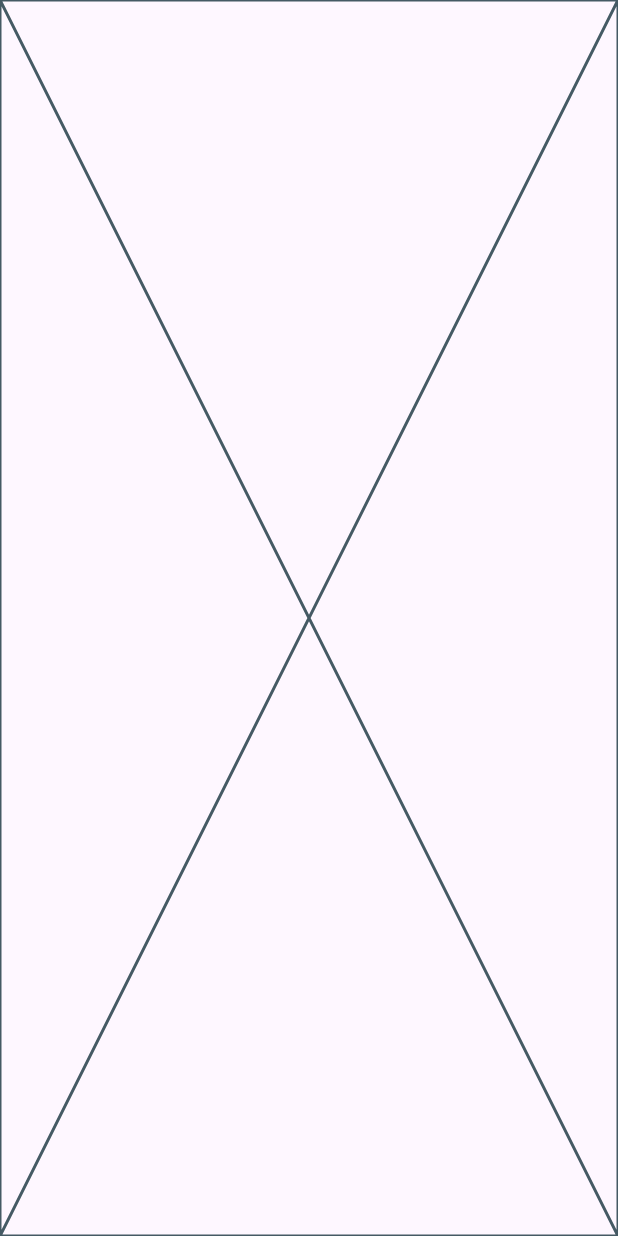
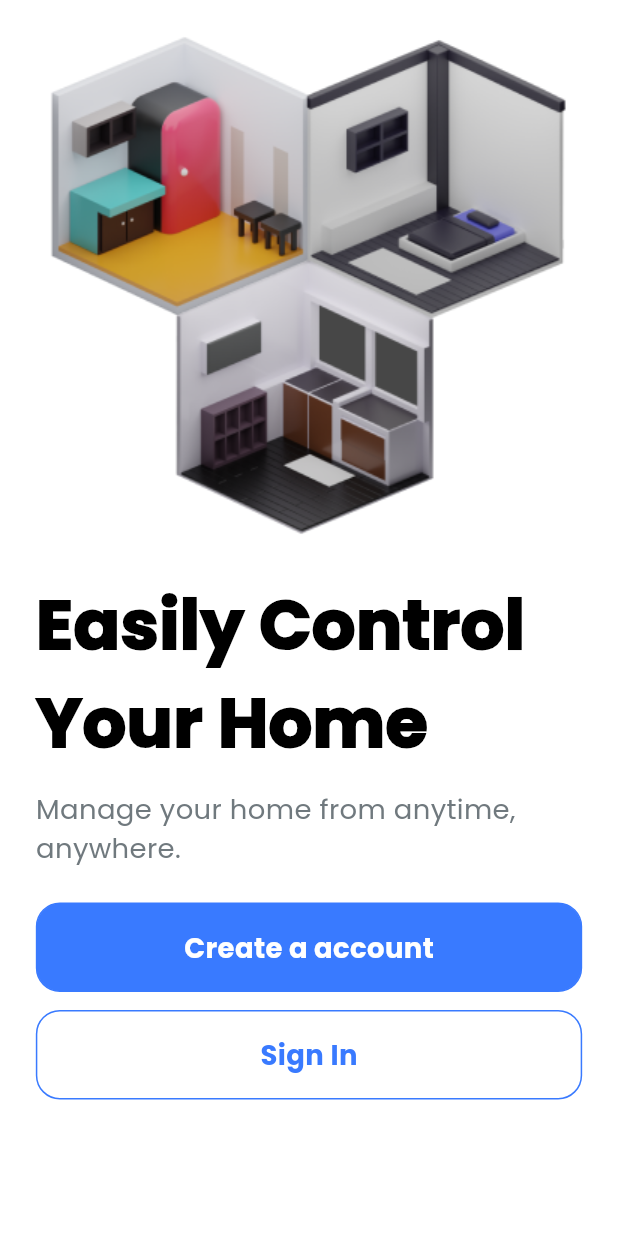
Before and after one commit to graduationproject273/graduatinproject, a Flutter app: the AuthButtonsView screen opened directly, on a phone screen of 412 x 824 dp. Run offline on Flutter 3.47's test engine with Material 3 defaults, Android fonts, the phone set to English and light mode, and no system bars; our stand-ins replace device_preview, dots_indicator, flutter_screenutil.

Commit message:
add authbuttons page

```diff
--- a/lib/constants/images.dart
+++ b/lib/constants/images.dart
@@ -2,15 +2,19 @@
 class Assets {
   Assets._();
 
+  /// Assets for imagesAuthbuttonsimage
+  /// assets/images/authbuttonsimage.png
+  static const String imagesAuthbuttonsimage = "assets/images/authbuttonsimage.png";
+
   /// Assets for imagesOnboardingimagefirst
   /// assets/images/onboardingimagefirst.jpg
-  static const String imagesOnboardingimagefirst = "assets/images/onboardingimagethird.jpg";
+  static const String imagesOnboardingimagefirst = "assets/images/onboardingimagefirst.jpg";
 
   /// Assets for imagesOnboardingimagesecond
   /// assets/images/onboardingimagesecond.jpg
-  static const String imagesOnboardingimagesecond = "assets/images/onboardingimagefirst.jpg";
+  static const String imagesOnboardingimagesecond = "assets/images/onboardingimagesecond.jpg";
 
   /// Assets for imagesOnboardingimagethird
   /// assets/images/onboardingimagethird.jpg
-  static const String imagesOnboardingimagethird = "assets/images/onboardingimagesecond.jpg";
+  static const String imagesOnboardingimagethird = "assets/images/onboardingimagethird.jpg";
 }
--- a/lib/core/routeing/app_routing.dart
+++ b/lib/core/routeing/app_routing.dart
@@ -10,6 +10,7 @@ import 'package:gradution/featrues/cart/presentation/views/cart_view.dart';
 import 'package:gradution/featrues/categories/presentation/views/categories_view.dart';
 import 'package:gradution/featrues/checkout/presentation/views/checkout_view.dart';
 import 'package:gradution/featrues/home/presentation/views/home_view.dart';
+import 'package:gradution/featrues/onbording/presentation/views/auth_buttons_view.dart';
 import 'package:gradution/featrues/onbording/presentation/views/onboarding_view.dart';
 import 'package:gradution/featrues/order-success/presentation/views/order_success_view.dart';
 import 'package:gradution/featrues/products/presentation/view/product_details_view.dart';
@@ -84,6 +85,10 @@ class AppRouting {
         return MaterialPageRoute(
           builder: (_) => const AdditionlNotesView(),
         );
+        case Routes.authbuttonsview:
+        return MaterialPageRoute(
+          builder: (_) => const AuthButtonsView(),
+        );
       default:
     }
     return null;
--- a/lib/core/routeing/routes.dart
+++ b/lib/core/routeing/routes.dart
@@ -15,4 +15,5 @@ class Routes {
   static const String refall = '/refall';
   static const String adminDashboard = '/adminDashboard';
   static const String additionlNotes = '/additionlNotes';
+  static const String authbuttonsview = '/authbuttonsview';
 }
--- a/lib/core/styles/colors.dart
+++ b/lib/core/styles/colors.dart
@@ -2,3 +2,4 @@ import 'package:flutter/material.dart';
 
 const maincolor = Color(0xFF397AFF);
 const textcolorinonboarding= Color(0xffFEFEFE);
+const textcolorinauthpagebuttons= Color(0xff70797E);
--- a/lib/core/styles/textstyles.dart
+++ b/lib/core/styles/textstyles.dart
@@ -14,4 +14,15 @@ class Textstyles {
     fontSize: 14. sp,
     color: textcolorinonboarding
   );
+
+  static final text3Inonboarding = TextStyle(
+    fontSize: 40. sp,
+    fontWeight: FontWeight.w900,
+    color: Color(0xff000000)
+  );
+
+  static final text4Inonboarding = TextStyle(
+    fontSize: 16. sp,
+    color: textcolorinauthpagebuttons
+  );
 }
--- /dev/null
+++ b/lib/core/widgets/custom_button.dart
@@ -0,0 +1,38 @@
+import 'package:flutter/material.dart';
+import 'package:flutter_screenutil/flutter_screenutil.dart';
+import 'package:gradution/core/styles/colors.dart';
+
+class CustomButton extends StatelessWidget {
+  final String text;
+  final Color? bordercolor;
+  final Color? textcolor;
+  final Color? buttonbodycolor;
+  final void Function()? onTap;
+  const CustomButton({super.key, required this.text, this.onTap, this.bordercolor, this.textcolor, this.buttonbodycolor,});
+
+  @override
+  Widget build(BuildContext context) {
+    return GestureDetector(
+      onTap: onTap,
+      child: Container(
+        width: double.infinity,
+        height: 50.h,
+        decoration: BoxDecoration(
+          border: Border.all(color: bordercolor ?? maincolor),
+          color: buttonbodycolor ?? maincolor,
+          borderRadius: BorderRadius.circular(16),
+        ),
+        child: Center(
+          child: Text(
+            text,
+            style: TextStyle(
+              color: textcolor ?? Colors.white,
+              fontSize: 16.sp,
+              fontWeight: FontWeight.bold,
+            ),
+          ),
+        ),
+      ),
+      );
+  }
+}
--- a/lib/featrues/onbording/presentation/views/auth_buttons_view.dart
+++ b/lib/featrues/onbording/presentation/views/auth_buttons_view.dart
@@ -6,6 +6,8 @@ class AuthButtonsView extends StatelessWidget {
 
   @override
   Widget build(BuildContext context) {
-    return Scaffold(body: SafeArea(child: AuthButtonsViewBody()),);
+    return Scaffold(
+      backgroundColor: Colors.white,
+      body: SafeArea(child: AuthButtonsViewBody()),);
   }
 }
--- a/lib/featrues/onbording/presentation/views/widgets/auth_buttons_view_body.dart
+++ b/lib/featrues/onbording/presentation/views/widgets/auth_buttons_view_body.dart
@@ -1,10 +1,43 @@
 import 'package:flutter/material.dart';
+import 'package:flutter_screenutil/flutter_screenutil.dart';
+import 'package:gradution/constants/images.dart';
+import 'package:gradution/core/routeing/routes.dart';
+import 'package:gradution/core/styles/colors.dart';
+import 'package:gradution/core/styles/textstyles.dart';
+import 'package:gradution/core/widgets/custom_button.dart';
 
 class AuthButtonsViewBody extends StatelessWidget {
   const AuthButtonsViewBody({super.key});
 
   @override
   Widget build(BuildContext context) {
-    return const Placeholder();
+    return Padding(
+      padding:  EdgeInsets.symmetric(horizontal: 20.0.h,vertical: 20.w),
+      child: SingleChildScrollView(
+        child: Column(
+          children: [
+            Image.asset(Assets.imagesAuthbuttonsimage,fit: BoxFit.cover,),
+            SizedBox(height: 20.h),
+            Text(
+              'Easily Control Your Home',
+              style: Textstyles.text3Inonboarding
+            ),
+            SizedBox(height: 10.h),
+            Text(
+              'Manage your home from anytime, anywhere.',
+              style: Textstyles.text4Inonboarding
+              ),
+            SizedBox(height: 20.h),
+            CustomButton(text: 'Create a account',onTap: (){
+              Navigator.pushNamed(context, Routes.register);
+            }),
+            SizedBox(height: 10.h),
+            CustomButton(text: 'Sign In',onTap: (){
+              Navigator.pushNamed(context, Routes.login);
+            },buttonbodycolor: Colors.white,textcolor: maincolor,bordercolor: maincolor,),
+          ],
+        ),
+      ),
+    );
   }
 }
--- a/lib/featrues/onbording/presentation/views/widgets/onboaeding_view_body.dart
+++ b/lib/featrues/onbording/presentation/views/widgets/onboaeding_view_body.dart
@@ -1,5 +1,4 @@
 import 'package:flutter/material.dart';
-import 'package:flutter_screenutil/flutter_screenutil.dart';
 import 'package:gradution/constants/images.dart';
 import 'package:gradution/core/routeing/routes.dart';
 import 'package:gradution/featrues/onbording/presentation/views/widgets/body_onboarding.dart';
@@ -84,16 +83,16 @@ Widget build(BuildContext context) {
         ],
       ),
       Positioned(
-        bottom: 16.h,
-        left: 16.w,
-        right: 16.h,
+        bottom: 16,
+        left: 16,
+        right: 16,
         child: ButtonAndIndicators(position: currentPage, onNextPressed: () {
           if (currentPage == 2) {
-             Navigator.pushReplacementNamed(context, Routes.login);
+             Navigator.pushNamed(context, Routes.authbuttonsview);
           }
           _pageController.nextPage(
             duration: const Duration(milliseconds: 300),
-            curve: Curves.easeInOut,
+            curve: Curves.easeIn,
           );
          }, animationController: _animationController,),
       ),
--- a/pubspec.yaml
+++ b/pubspec.yaml
@@ -84,6 +84,8 @@ flutter:
     - family: Poppins
       fonts:
         - asset: assets/fonts/Poppins-Regular.ttf
+        - asset: assets/fonts/Poppins-Bold.ttf
+          weight: 700
   #       - asset: fonts/Schyler-Italic.ttf
   #         style: italic
   #   - family: Trajan Pro
```
Also changed, not shown: assets/images/authbuttonsimage.png (added).
